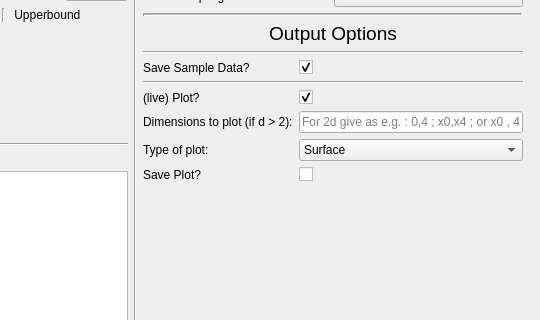
Old version of the form preprocessing/g2.ui in the repository robertwenink/MFK-Extrapolation; both pictures show x 262 to 802 and y 309 to 629 of the 802 by 766 pixel window.
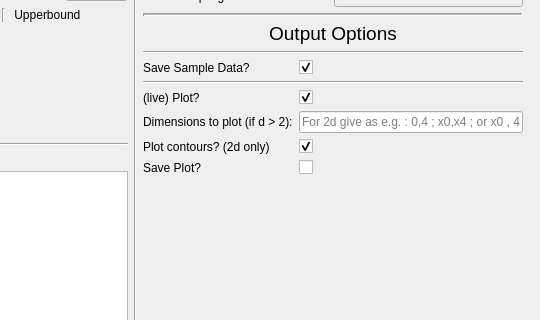
New version of the form.

Commit message: adopted plotting into class (2d), removed bugs.

What changed in the file:
```diff
--- a/preprocessing/g2.ui
+++ b/preprocessing/g2.ui
@@ -827,22 +827,15 @@
         <item row="4" column="0">
          <widget class="QLabel" name="typeOfPlotLabel">
           <property name="text">
-           <string>Type of plot:</string>
+           <string>Plot contours? (2d only)</string>
           </property>
          </widget>
         </item>
         <item row="4" column="1">
-         <widget class="QComboBox" name="typeOfPlotComboBox">
-          <item>
-           <property name="text">
-            <string>Surface</string>
-           </property>
-          </item>
-          <item>
-           <property name="text">
-            <string>Contour</string>
-           </property>
-          </item>
+         <widget class="QCheckBox" name="includeContourplotCheckBox">
+          <property name="checked">
+           <bool>true</bool>
+          </property>
          </widget>
         </item>
         <item row="5" column="0">
```
Left out of the diff: 2 changed lines with no effect on the pictures. The commit also changes 6 other files.
